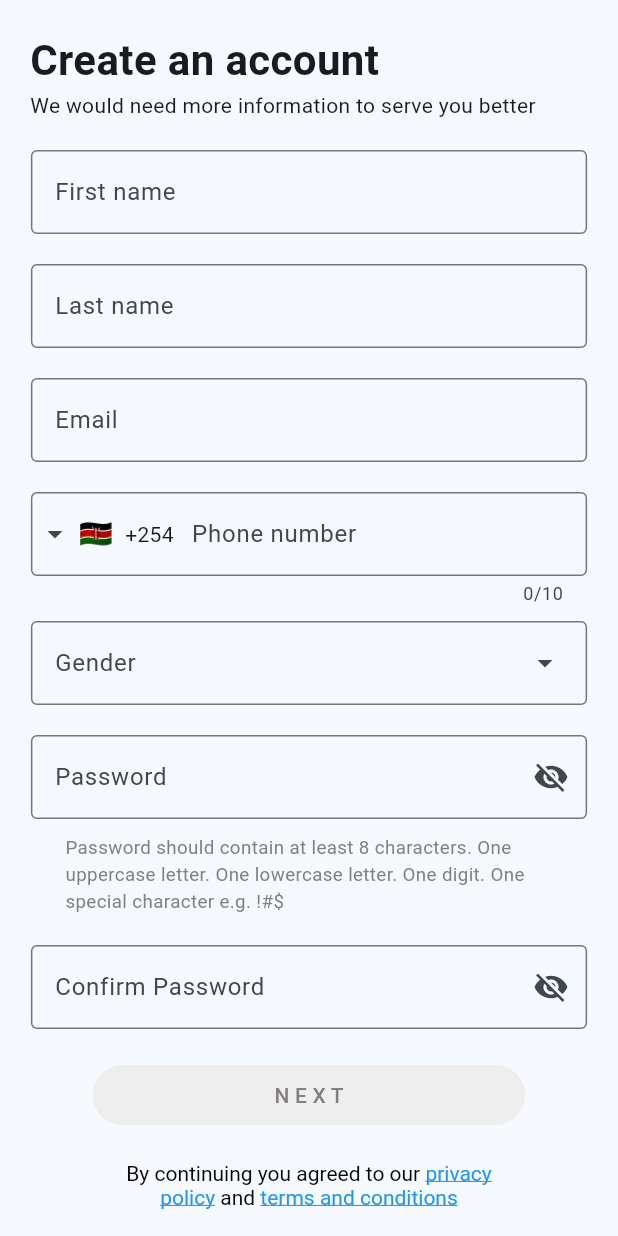
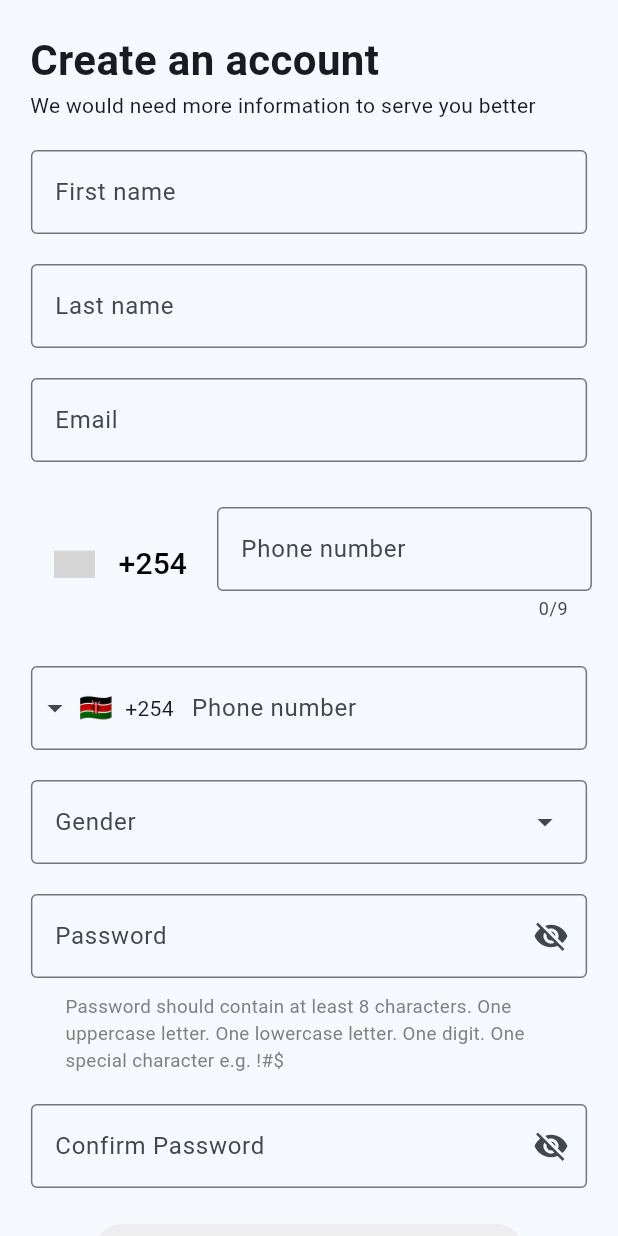
Before and after one commit to H-Munene/zuri_clone, a Flutter app: the RegisterPage screen opened by its route, on a phone screen of 412 x 824 dp. Run offline on Flutter 3.47's test engine with Material 3 defaults, Android fonts, the light colour scheme and no system bars; drawn by our look-alikes of country_code_picker, intl_phone_field; grey boxes are pictures that could not be loaded.

Commit message:
refactor: textformfield keyboardtype selection, phone number max length

```diff
--- a/lib/auth/register.dart
+++ b/lib/auth/register.dart
@@ -1,5 +1,7 @@
+import 'package:country_code_picker/country_code_picker.dart';
 import 'package:flutter/material.dart';
 import 'package:flutter/gestures.dart';
+import 'package:intl_phone_field/country_picker_dialog.dart';
 import 'package:intl_phone_field/intl_phone_field.dart';
 import 'package:zuri_health_clone/utils/globals.dart' as globals;
 import 'package:zuri_health_clone/widgets/loginregisterbtn.dart';
@@ -79,17 +81,41 @@ class _RegisterPageState extends State<RegisterPage> {
                   focusNode: focusemail,
                   ontapfocus: focusemail.requestFocus),
               //phone number
+              Row(
+                children: [
+                  CountryCodePicker(
+                    textStyle: TextStyle(fontSize: 20, color: Colors.black),
+                    initialSelection: 'KE',
+                    onChanged: print,
+                    showCountryOnly: false,
+                    flagWidth: 27,
+                    showOnlyCountryWhenClosed: false,
+                  ),
+                  Container(
+                    padding: EdgeInsets.only(bottom: 10,top: 10),
+                    width: 250,
+                    child: TextFormFieldWidget(
+                        placeholder: globals.phonenumber,
+                        controller: phoneController,
+                        focusNode: focusphone,
+                        ontapfocus: focusphone.requestFocus),
+                  )
+                ],
+              ),
               Container(
                 padding: EdgeInsets.only(bottom: 10, top: 10),
                 width: 0.9 * MediaQuery.of(context).size.width,
                 child: IntlPhoneField(
                   decoration: InputDecoration(
+
                     labelText: globals.phonenumber,
                     border: OutlineInputBorder(
                       borderSide: BorderSide(),
                     ),
                   ),
+                  // pickerDialogStyle: PickerDialogStyle(backgroundColor: Colors.transparent),
                   initialCountryCode: 'KE',
+                  disableLengthCheck: true,
                   onChanged: (phone) {
                     debugPrint(phone.completeNumber);
                   },
@@ -97,9 +123,9 @@ class _RegisterPageState extends State<RegisterPage> {
               ),
               //gender
               Container(
-                padding: EdgeInsets.only(bottom: 10),
+                padding: EdgeInsets.only(bottom: 10,top: 10),
                 child: DropdownMenu(
-                width: 0.9 * MediaQuery.of(context).size.width,
+                    width: 0.9 * MediaQuery.of(context).size.width,
                     hintText: globals.gender,
                     onSelected: (value) => debugPrint(value),
                     dropdownMenuEntries: globals.genders
--- a/lib/utils/globals.dart
+++ b/lib/utils/globals.dart
@@ -28,4 +28,4 @@ const EdgeInsets loginRegisterBtnPadding = EdgeInsets.only(top: 10, bottom: 20);
 const EdgeInsets titlepadding = EdgeInsets.only(left: 20, top: 20, bottom: 10);
 
 //collections
-const List<String> genders = ['Male', 'Female'];
+const List<String> genders = ['Male', 'Female', 'Other'];
--- a/lib/widgets/textformfield.dart
+++ b/lib/widgets/textformfield.dart
@@ -7,14 +7,14 @@ class TextFormFieldWidget extends StatefulWidget {
   final FocusNode focusNode;
   final void Function()? ontapfocus;
   final Icon? suffixIcon;
-
-  const TextFormFieldWidget(
-      {super.key,
-      required this.placeholder,
-      required this.controller,
-      required this.focusNode,
-      required this.ontapfocus,
-      this.suffixIcon});
+  const TextFormFieldWidget({
+    super.key,
+    required this.placeholder,
+    required this.controller,
+    required this.focusNode,
+    required this.ontapfocus,
+    this.suffixIcon,
+  });
 
   @override
   State<TextFormFieldWidget> createState() => _TextFormFieldWidgetState();
@@ -30,9 +30,18 @@ class _TextFormFieldWidgetState extends State<TextFormFieldWidget> {
         onChanged: (value) {
           setState(() {});
         },
+        keyboardType: (widget.placeholder == 'Phone number')
+            ? TextInputType.phone
+            : (widget.placeholder == 'Email')
+                ? TextInputType.emailAddress
+                : (widget.placeholder == 'First name' ||
+                        widget.placeholder == 'Last name')
+                    ? TextInputType.name
+                    : null,
         onTap: widget.ontapfocus,
         focusNode: widget.focusNode,
         autocorrect: false,
+        maxLength: (widget.placeholder == 'Phone number') ? 9 : null,
         controller: widget.controller,
         decoration: InputDecoration(
             suffixIcon: (widget.controller.text.isNotEmpty)
--- a/pubspec.yaml
+++ b/pubspec.yaml
@@ -35,6 +35,7 @@ dependencies:
   # Use with the CupertinoIcons class for iOS style icons.
   cupertino_icons: ^1.0.8
   intl_phone_field: ^3.2.0
+  country_code_picker: ^3.1.0
 
 dev_dependencies:
   flutter_test:
```
Also changed, not shown: pubspec.lock.
